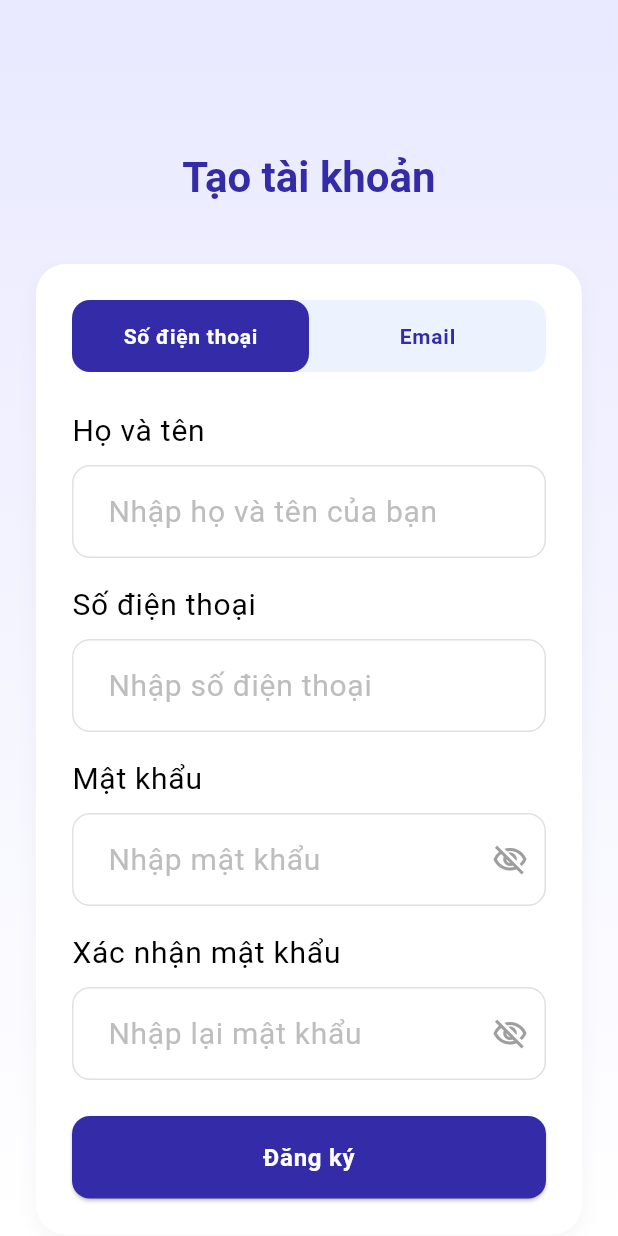
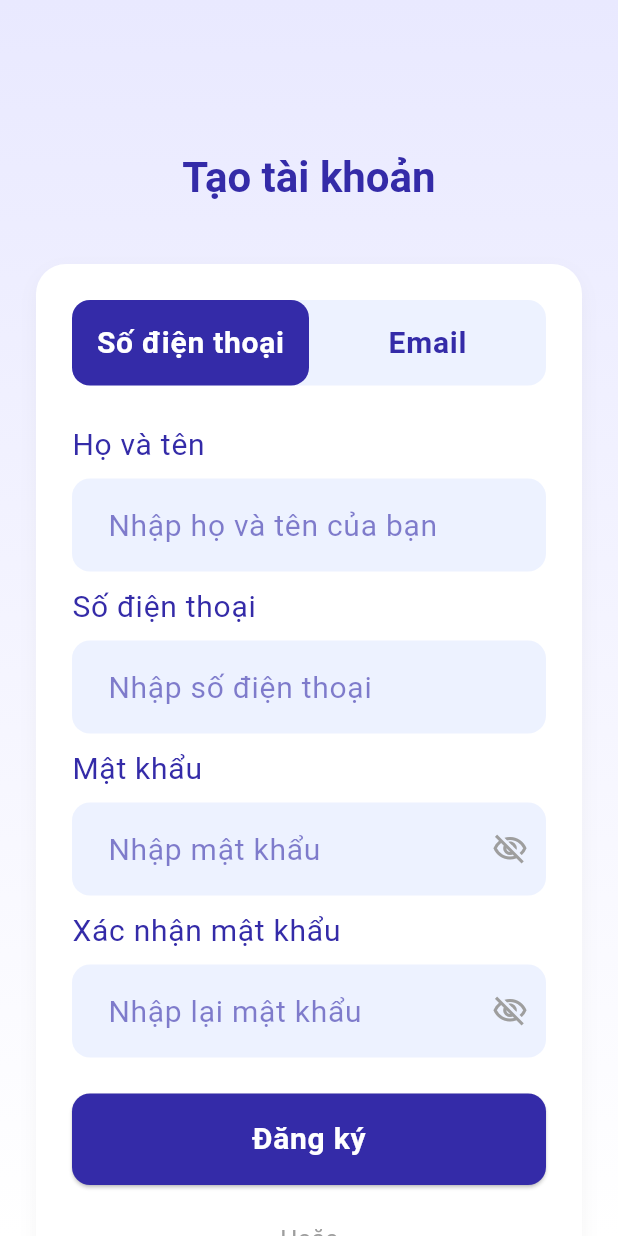
Before and after one commit to Sgm27/PTIT-BootCamp-2025, a Flutter app: the SignUpScreen screen opened directly, on a phone screen of 412 x 824 dp. Run offline on Flutter 3.47's test engine with Material 3 defaults, Android fonts, the phone set to English and light mode, and no system bars; our stand-ins replace google_fonts, image_picker; network calls fail.

Commit message:
'update UI'

```diff
--- a/lib/common_widgets/profile_menu_item.dart
+++ b/lib/core/common_widgets/profile_menu_item.dart
@@ -5,7 +5,7 @@ class ProfileMenuItem extends StatelessWidget {
   final String title;
   final Widget? trailing;
   final VoidCallback onTap;
-  final Color? color; // Tùy chọn màu cho icon và chữ (dùng cho Logout)
+  final Color? color;
   final double? iconSize;
 
   const ProfileMenuItem({
--- a/lib/features/auth/signup_screen.dart
+++ b/lib/features/auth/signup_screen.dart
@@ -1,5 +1,5 @@
 import 'package:flutter/material.dart';
-
+import 'login_screen.dart';
 class SignUpScreen extends StatefulWidget {
   const SignUpScreen({super.key});
 
@@ -37,7 +37,7 @@ class _SignUpScreenState extends State<SignUpScreen> {
             child: Column(
               mainAxisAlignment: MainAxisAlignment.center,
               children: [
-                const SizedBox(height: 100), // Khoảng trống ở trên
+                const SizedBox(height: 100),
                 Text(
                   'Tạo tài khoản',
                   style: textTheme.headlineMedium?.copyWith(
@@ -69,13 +69,13 @@ class _SignUpScreenState extends State<SignUpScreen> {
                         _buildMobileForm(context)
                       else
                         _buildEmailForm(context),
+                      const SizedBox(height: 24),
+                      _buildDivider(context),
+                      const SizedBox(height: 24),
+                      _buildGoogleLoginButton(context),
                     ],
                   ),
                 ),
-                const SizedBox(height: 24),
-                _buildDivider(context),
-                const SizedBox(height: 24),
-                _buildGoogleLoginButton(context),
                 const SizedBox(height: 24),
                 _buildLoginRow(context),
                 const SizedBox(height: 40),
@@ -110,6 +110,7 @@ class _SignUpScreenState extends State<SignUpScreen> {
                 style: TextStyle(
                   color: _isMobileTabActive ? Colors.white : theme.primaryColor,
                   fontWeight: FontWeight.bold,
+                  fontSize: 20.0,
                 ),
               ),
             ),
@@ -125,8 +126,9 @@ class _SignUpScreenState extends State<SignUpScreen> {
               child: Text(
                 'Email',
                 style: TextStyle(
-                  color: !_isMobileTabActive ? Colors.white : theme.primaryColor,
+                  color: _isMobileTabActive ? theme.primaryColor : Colors.white,
                   fontWeight: FontWeight.bold,
+                  fontSize: 20.0,
                 ),
               ),
             ),
@@ -141,21 +143,36 @@ class _SignUpScreenState extends State<SignUpScreen> {
     return Column(
       crossAxisAlignment: CrossAxisAlignment.start,
       children: [
-        Text('Họ và tên', style: Theme.of(context).textTheme.bodyLarge),
+        Text(
+          'Họ và tên',
+          style: Theme.of(context).textTheme.bodyLarge?.copyWith(
+            color: Theme.of(context).primaryColor,
+          ),
+        ),
         const SizedBox(height: 8),
         TextFormField(
           decoration: _inputDecoration(context, 'Nhập họ và tên của bạn'),
           keyboardType: TextInputType.name,
         ),
-        const SizedBox(height: 16),
-        Text('Số điện thoại', style: Theme.of(context).textTheme.bodyLarge),
+        const SizedBox(height: 8),
+        Text(
+          'Số điện thoại',
+          style: Theme.of(context).textTheme.bodyLarge?.copyWith(
+            color: Theme.of(context).primaryColor,
+          ),
+        ),
         const SizedBox(height: 8),
         TextFormField(
           decoration: _inputDecoration(context, 'Nhập số điện thoại'),
           keyboardType: TextInputType.phone,
         ),
-        const SizedBox(height: 16),
-        Text('Mật khẩu', style: Theme.of(context).textTheme.bodyLarge),
+        const SizedBox(height: 8),
+        Text(
+          'Mật khẩu',
+          style: Theme.of(context).textTheme.bodyLarge?.copyWith(
+            color: Theme.of(context).primaryColor,
+          ),
+        ),
         const SizedBox(height: 8),
         TextFormField(
           decoration: _passwordInputDecoration(context, 'Nhập mật khẩu', _isPasswordObscured, () {
@@ -163,8 +180,13 @@ class _SignUpScreenState extends State<SignUpScreen> {
           }),
           obscureText: _isPasswordObscured,
         ),
-        const SizedBox(height: 16),
-        Text('Xác nhận mật khẩu', style: Theme.of(context).textTheme.bodyLarge),
+        const SizedBox(height: 8),
+        Text(
+          'Xác nhận mật khẩu',
+          style: Theme.of(context).textTheme.bodyLarge?.copyWith(
+            color: Theme.of(context).primaryColor,
+          ),
+        ),
         const SizedBox(height: 8),
         TextFormField(
           decoration: _passwordInputDecoration(context, 'Nhập lại mật khẩu', _isConfirmPasswordObscured, () {
@@ -183,21 +205,36 @@ class _SignUpScreenState extends State<SignUpScreen> {
     return Column(
       crossAxisAlignment: CrossAxisAlignment.start,
       children: [
-        Text('Họ và tên', style: Theme.of(context).textTheme.bodyLarge),
+        Text(
+          'Họ và tên',
+          style: Theme.of(context).textTheme.bodyLarge?.copyWith(
+            color: Theme.of(context).primaryColor,
+          ),
+        ),
         const SizedBox(height: 8),
         TextFormField(
           decoration: _inputDecoration(context, 'Nhập họ và tên của bạn'),
           keyboardType: TextInputType.name,
         ),
-        const SizedBox(height: 16),
-        Text('Email', style: Theme.of(context).textTheme.bodyLarge),
+        const SizedBox(height: 8),
+        Text(
+          'Email',
+          style: Theme.of(context).textTheme.bodyLarge?.copyWith(
+            color: Theme.of(context).primaryColor,
+          ),
+        ),
         const SizedBox(height: 8),
         TextFormField(
           decoration: _inputDecoration(context, 'Nhập email của bạn'),
           keyboardType: TextInputType.emailAddress,
         ),
-        const SizedBox(height: 16),
-        Text('Mật khẩu', style: Theme.of(context).textTheme.bodyLarge),
+        const SizedBox(height: 8),
+        Text(
+          'Mật khẩu',
+          style: Theme.of(context).textTheme.bodyLarge?.copyWith(
+            color: Theme.of(context).primaryColor,
+          ),
+        ),
         const SizedBox(height: 8),
         TextFormField(
           decoration: _passwordInputDecoration(context, 'Nhập mật khẩu', _isPasswordObscured, () {
@@ -205,8 +242,13 @@ class _SignUpScreenState extends State<SignUpScreen> {
           }),
           obscureText: _isPasswordObscured,
         ),
-        const SizedBox(height: 16),
-        Text('Xác nhận mật khẩu', style: Theme.of(context).textTheme.bodyLarge),
+        const SizedBox(height: 8),
+        Text(
+          'Xác nhận mật khẩu',
+          style: Theme.of(context).textTheme.bodyLarge?.copyWith(
+            color: Theme.of(context).primaryColor,
+          ),
+        ),
         const SizedBox(height: 8),
         TextFormField(
           decoration: _passwordInputDecoration(context, 'Nhập lại mật khẩu', _isConfirmPasswordObscured, () {
@@ -235,7 +277,7 @@ class _SignUpScreenState extends State<SignUpScreen> {
         ),
         child: Text(
           'Đăng ký',
-          style: Theme.of(context).textTheme.labelLarge?.copyWith(color: Colors.white, fontSize: 16),
+          style: Theme.of(context).textTheme.labelLarge?.copyWith(color: Colors.white, fontSize: 20),
         ),
       ),
     );
@@ -248,7 +290,7 @@ class _SignUpScreenState extends State<SignUpScreen> {
         Expanded(child: Divider()),
         Padding(
           padding: EdgeInsets.symmetric(horizontal: 8.0),
-          child: Text('Hoặc đăng ký với', style: TextStyle(color: Colors.grey)),
+          child: Text('Hoặc', style: TextStyle(color: Colors.grey)),
         ),
         Expanded(child: Divider()),
       ],
@@ -265,9 +307,9 @@ class _SignUpScreenState extends State<SignUpScreen> {
         side: BorderSide(color: Colors.grey.shade300),
       ),
       icon: Image.asset('assets/images/google_logo.png', height: 24),
-      label: const Text(
-        'Tiếp tục với Google',
-        style: TextStyle(color: Colors.black87, fontWeight: FontWeight.bold),
+      label: Text(
+        ' Tiếp tục với Google',
+        style: Theme.of(context).textTheme.bodyLarge,
       ),
     );
   }
@@ -277,17 +319,24 @@ class _SignUpScreenState extends State<SignUpScreen> {
     return Row(
       mainAxisAlignment: MainAxisAlignment.center,
       children: [
-        const Text('Đã có tài khoản?'),
+        Text('Đã có tài khoản?',
+          style: TextStyle(
+            fontSize: 20,
+          ),
+        ),
         TextButton(
           onPressed: () {
-            // Điều hướng đến trang Đăng nhập
-            Navigator.of(context).pop();
+            Navigator.push(
+              context,
+              MaterialPageRoute(builder: (context) => const LoginScreen()),
+            );
           },
           child: Text(
             'Đăng nhập',
             style: TextStyle(
               color: Theme.of(context).primaryColor,
               fontWeight: FontWeight.bold,
+              fontSize: 20,
             ),
           ),
         ),
@@ -299,24 +348,13 @@ class _SignUpScreenState extends State<SignUpScreen> {
   InputDecoration _inputDecoration(BuildContext context, String hintText) {
     return InputDecoration(
       hintText: hintText,
-      hintStyle: TextStyle(color: Colors.grey[400]),
+      hintStyle: TextStyle(color: Theme.of(context).primaryColor.withOpacity(0.6)),
       filled: true,
-      fillColor: Colors.white,
+      fillColor: Theme.of(context).scaffoldBackgroundColor,
       contentPadding: const EdgeInsets.symmetric(horizontal: 20, vertical: 16),
       border: OutlineInputBorder(
         borderRadius: BorderRadius.circular(12.0),
-        borderSide: BorderSide(color: Colors.grey.shade300),
-      ),
-      enabledBorder: OutlineInputBorder(
-        borderRadius: BorderRadius.circular(12.0),
-        borderSide: BorderSide(color: Colors.grey.shade300),
-      ),
-      focusedBorder: OutlineInputBorder(
-        borderRadius: BorderRadius.circular(12.0),
-        borderSide: BorderSide(
-          color: Theme.of(context).primaryColor,
-          width: 1.5,
-        ),
+        borderSide: BorderSide.none,
       ),
     );
   }
--- a/lib/features/profile/edit_profile_screen.dart
+++ b/lib/features/profile/edit_profile_screen.dart
@@ -1,5 +1,5 @@
 import 'package:flutter/material.dart';
-import '../../common_widgets/custom_text_field.dart';
+import '../../core/common_widgets/custom_text_field.dart';
 
 class EditProfileScreen extends StatefulWidget {
   const EditProfileScreen({super.key});
```
Also changed, not shown: lib/features/auth/login_screen.dart (+35 -4 lines), lib/features/history/medical_history_screen.dart (+129 -33 lines), lib/features/home/home_screen.dart (+83 -59 lines), lib/features/notifications/notification_screen.dart (+6 -6 lines), lib/features/profile/profile_screen.dart (+31 -6 lines), lib/main.dart (+5 -2 lines), lib/theme/custom_colors.dart (+11 -25 lines), pubspec.yaml (+6 -5 lines), lib/core/common_widgets/custom_nav_bar.dart (renamed from lib/common_widgets/custom_nav_bar.dart), lib/core/common_widgets/custom_text_field.dart (renamed from lib/common_widgets/custom_text_field.dart), lib/core/common_widgets/header_wave_painter.dart (renamed from lib/common_widgets/header_wave_painter.dart), lib/core/common_widgets/history_card.dart (renamed from lib/common_widgets/history_card.dart), lib/core/common_widgets/notification_card.dart (renamed from lib/common_widgets/notification_card.dart), pubspec.lock, 2 other files.
